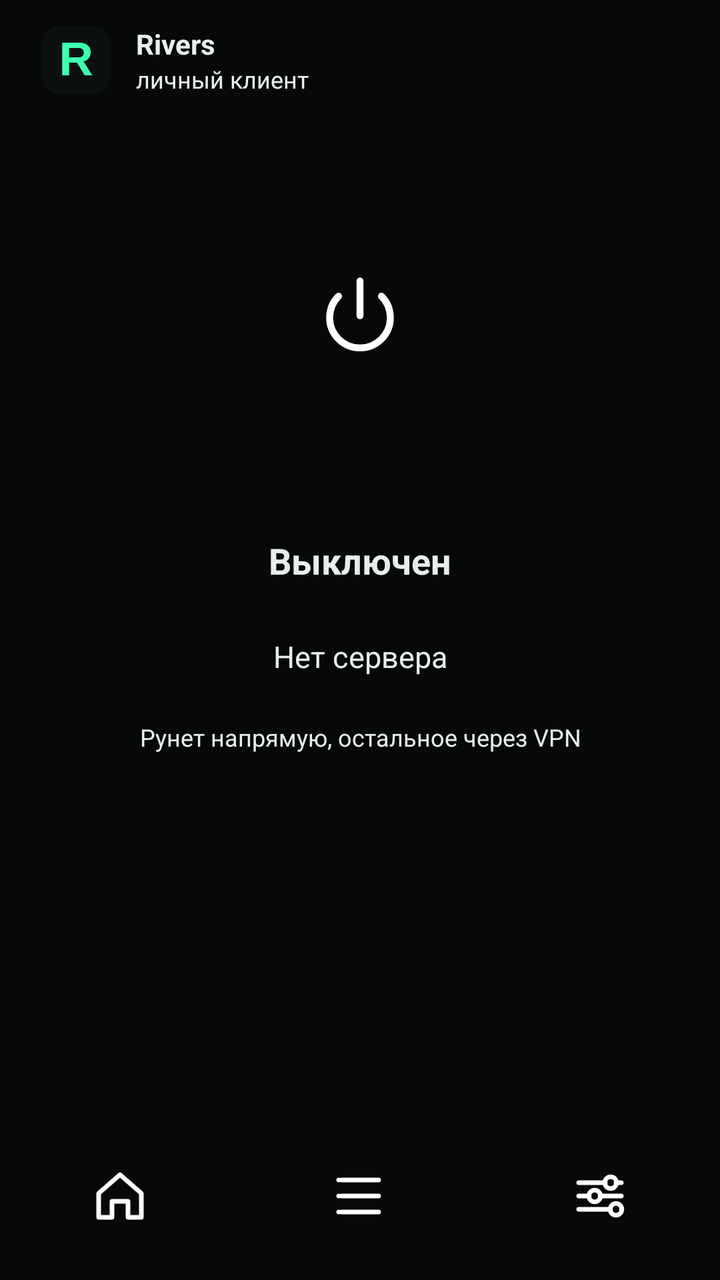
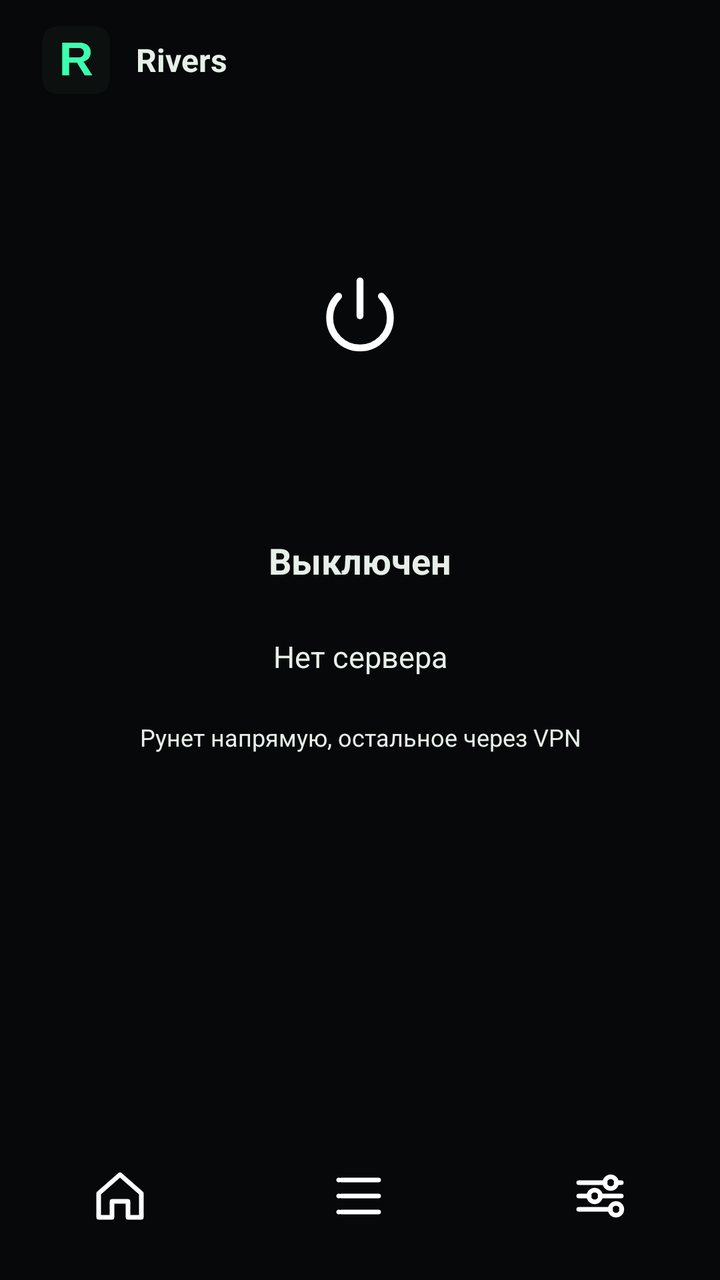

Before-and-after screenshots of an Android layout around one commit, followed by the original layout XML and the change that was made.
<!-- AndroidManifest.xml: application theme Theme.Rivers -->
<!-- res/layout/activity_main.xml -->
<?xml version="1.0" encoding="utf-8"?>
<LinearLayout xmlns:android="http://schemas.android.com/apk/res/android"
    android:layout_width="match_parent"
    android:layout_height="match_parent"
    android:fitsSystemWindows="true"
    android:orientation="vertical">

    <FrameLayout
        android:layout_width="match_parent"
        android:layout_height="0dp"
        android:layout_weight="1">

        <ScrollView
            android:id="@+id/pageHome"
            android:layout_width="match_parent"
            android:layout_height="match_parent"
            android:fillViewport="true">

            <LinearLayout
                android:layout_width="match_parent"
                android:layout_height="match_parent"
                android:orientation="vertical"
                android:paddingStart="20dp"
                android:paddingTop="12dp"
                android:paddingEnd="20dp"
                android:paddingBottom="16dp">

                <LinearLayout
                    android:layout_width="match_parent"
                    android:layout_height="wrap_content"
                    android:gravity="center_vertical"
                    android:orientation="horizontal">

                    <ImageView
                        android:layout_width="36dp"
                        android:layout_height="36dp"
                        android:contentDescription="Rivers"
                        android:src="@drawable/ic_launcher" />

                    <LinearLayout
                        android:layout_width="wrap_content"
                        android:layout_height="wrap_content"
                        android:layout_marginStart="12dp"
                        android:orientation="vertical">

                        <TextView
                            android:id="@+id/brandTitle"
                            android:layout_width="wrap_content"
                            android:layout_height="wrap_content"
                            android:text="Rivers"
                            android:textSize="14sp"
                            android:textStyle="bold" />

                        <TextView
                            android:id="@+id/brandSub"
                            android:layout_width="wrap_content"
                            android:layout_height="wrap_content"
                            android:text="личный клиент"
                            android:textSize="12sp" />
                    </LinearLayout>
                </LinearLayout>

                <LinearLayout
                    android:layout_width="match_parent"
                    android:layout_height="0dp"
                    android:layout_weight="1"
                    android:gravity="center_horizontal"
                    android:orientation="vertical">

                    <FrameLayout
                        android:layout_width="200dp"
                        android:layout_height="200dp"
                        android:layout_marginTop="12dp">

                        <View
                            android:id="@+id/powerHalo"
                            android:layout_width="200dp"
                            android:layout_height="200dp" />

                        <FrameLayout
                            android:id="@+id/power"
                            android:layout_width="176dp"
                            android:layout_height="176dp"
                            android:layout_gravity="center"
                            android:clickable="true"
                            android:focusable="true">

                            <ImageView
                                android:id="@+id/powerIcon"
                                android:layout_width="52dp"
                                android:layout_height="52dp"
                                android:layout_gravity="center"
                                android:contentDescription="Питание"
                                android:src="@drawable/ic_power" />
                        </FrameLayout>
                    </FrameLayout>

                    <TextView
                        android:id="@+id/status"
                        android:layout_width="match_parent"
                        android:layout_height="wrap_content"
                        android:layout_marginTop="8dp"
                        android:gravity="center"
                        android:text="Выключен"
                        android:textSize="18sp"
                        android:textStyle="bold" />

                    <TextView
                        android:id="@+id/serverName"
                        android:layout_width="match_parent"
                        android:layout_height="48dp"
                        android:layout_marginTop="12dp"
                        android:clickable="true"
                        android:ellipsize="end"
                        android:focusable="true"
                        android:gravity="center"
                        android:maxLines="1"
                        android:text="Нет сервера"
                        android:textSize="15sp" />

                    <TextView
                        android:id="@+id/homeHint"
                        android:layout_width="match_parent"
                        android:layout_height="wrap_content"
                        android:layout_marginTop="8dp"
                        android:gravity="center"
                        android:text="Рунет напрямую, остальное через VPN"
                        android:textSize="12sp" />
                </LinearLayout>
            </LinearLayout>
        </ScrollView>

        <LinearLayout
            android:id="@+id/pageServers"
            android:layout_width="match_parent"
            android:layout_height="match_parent"
            android:orientation="vertical"
            android:paddingStart="20dp"
            android:paddingTop="18dp"
            android:paddingEnd="20dp"
            android:paddingBottom="8dp"
            android:visibility="gone">

            <TextView
                android:id="@+id/titleServers"
                android:layout_width="match_parent"
                android:layout_height="wrap_content"
                android:text="Серверы"
                android:textSize="26sp"
                android:textStyle="bold" />

            <TextView
                android:id="@+id/serversHint"
                android:layout_width="match_parent"
                android:layout_height="wrap_content"
                android:layout_marginTop="6dp"
                android:text="Каждая подписка — свой блок. Внутри её серверы."
                android:textColor="#8B978F"
                android:textSize="13sp" />

            <LinearLayout
                android:layout_width="match_parent"
                android:layout_height="wrap_content"
                android:layout_marginTop="12dp"
                android:orientation="horizontal">

                <Button
                    android:id="@+id/addSub"
                    android:layout_width="0dp"
                    android:layout_height="44dp"
                    android:layout_weight="1"
                    android:text="Подписка" />

                <Button
                    android:id="@+id/addLink"
                    android:layout_width="0dp"
                    android:layout_height="44dp"
                    android:layout_marginStart="8dp"
                    android:layout_weight="1"
                    android:text="Ссылка" />
            </LinearLayout>

            <ScrollView
                android:layout_width="match_parent"
                android:layout_height="0dp"
                android:layout_marginTop="12dp"
                android:layout_weight="1">

                <LinearLayout
                    android:id="@+id/serverBlocks"
                    android:layout_width="match_parent"
                    android:layout_height="wrap_content"
                    android:orientation="vertical" />
            </ScrollView>
        </LinearLayout>

        <ScrollView
            android:id="@+id/pageSettings"
            android:layout_width="match_parent"
            android:layout_height="match_parent"
            android:fillViewport="true"
            android:visibility="gone">

            <LinearLayout
                android:layout_width="match_parent"
                android:layout_height="wrap_content"
                android:orientation="vertical"
                android:padding="20dp">

                <TextView
                    android:id="@+id/titleSettings"
                    android:layout_width="match_parent"
                    android:layout_height="wrap_content"
                    android:text="Настройки"
                    android:textSize="26sp"
                    android:textStyle="bold" />

                <TextView
                    android:id="@+id/openApps"
                    android:layout_width="match_parent"
                    android:layout_height="56dp"
                    android:layout_marginTop="16dp"
                    android:clickable="true"
                    android:focusable="true"
                    android:gravity="center_vertical"
                    android:paddingStart="16dp"
                    android:paddingEnd="16dp"
                    android:text="Приложения"
                    android:textSize="16sp" />

                <TextView
                    android:id="@+id/openLogs"
                    android:layout_width="match_parent"
                    android:layout_height="56dp"
                    android:layout_marginTop="8dp"
                    android:clickable="true"
                    android:focusable="true"
                    android:gravity="center_vertical"
                    android:paddingStart="16dp"
                    android:paddingEnd="16dp"
                    android:text="Логи"
                    android:textSize="16sp" />

                <TextView
                    android:id="@+id/themeLabel"
                    android:layout_width="match_parent"
                    android:layout_height="wrap_content"
                    android:layout_marginTop="16dp"
                    android:text="Тема"
                    android:textSize="14sp" />

                <HorizontalScrollView
                    android:layout_width="match_parent"
                    android:layout_height="wrap_content"
                    android:layout_marginTop="8dp"
                    android:scrollbars="none">

                    <LinearLayout
                        android:id="@+id/themes"
                        android:layout_width="wrap_content"
                        android:layout_height="wrap_content"
                        android:orientation="horizontal" />
                </HorizontalScrollView>
            </LinearLayout>
        </ScrollView>

        <LinearLayout
            android:id="@+id/pageApps"
            android:layout_width="match_parent"
            android:layout_height="match_parent"
            android:orientation="vertical"
            android:paddingStart="20dp"
            android:paddingTop="18dp"
            android:paddingEnd="20dp"
            android:paddingBottom="8dp"
            android:visibility="gone">

            <TextView
                android:id="@+id/backApps"
                android:layout_width="wrap_content"
                android:layout_height="36dp"
                android:gravity="center_vertical"
                android:text="Назад"
                android:textSize="14sp" />

            <TextView
                android:id="@+id/titleApps"
                android:layout_width="match_parent"
                android:layout_height="wrap_content"
                android:text="Приложения"
                android:textSize="26sp"
                android:textStyle="bold" />

            <TextView
                android:id="@+id/appsHint"
                android:layout_width="match_parent"
                android:layout_height="wrap_content"
                android:layout_marginTop="6dp"
                android:textColor="#8B978F"
                android:textSize="13sp" />

            <LinearLayout
                android:id="@+id/modeTrack"
                android:layout_width="match_parent"
                android:layout_height="wrap_content"
                android:layout_marginTop="14dp"
                android:orientation="horizontal"
                android:padding="4dp">

                <TextView
                    android:id="@+id/modeDirect"
                    android:layout_width="0dp"
                    android:layout_height="40dp"
                    android:layout_weight="1"
                    android:background="@drawable/bg_choice_on"
                    android:clickable="true"
                    android:focusable="true"
                    android:gravity="center"
                    android:text="Напрямую"
                    android:textColor="#07110C"
                    android:textSize="14sp"
                    android:textStyle="bold" />

                <TextView
                    android:id="@+id/modeVpn"
                    android:layout_width="0dp"
                    android:layout_height="40dp"
                    android:layout_weight="1"
                    android:background="@drawable/bg_choice_off"
                    android:clickable="true"
                    android:focusable="true"
                    android:gravity="center"
                    android:text="Через VPN"
                    android:textColor="#8B978F"
                    android:textSize="14sp"
                    android:textStyle="bold" />
            </LinearLayout>

            <EditText
                android:id="@+id/appSearch"
                android:layout_width="match_parent"
                android:layout_height="48dp"
                android:layout_marginTop="12dp"
                android:background="@drawable/bg_field"
                android:hint="Поиск"
                android:inputType="text"
                android:paddingStart="16dp"
                android:paddingEnd="16dp"
                android:textColor="#E7EFE9"
                android:textColorHint="#8B978F"
                android:textSize="15sp" />

            <ListView
                android:id="@+id/appList"
                android:layout_width="match_parent"
                android:layout_height="0dp"
                android:layout_marginTop="8dp"
                android:layout_weight="1"
                android:divider="#1C2420"
                android:dividerHeight="1dp" />
        </LinearLayout>

        <LinearLayout
            android:id="@+id/pageLogs"
            android:layout_width="match_parent"
            android:layout_height="match_parent"
            android:orientation="vertical"
            android:padding="20dp"
            android:visibility="gone">

            <LinearLayout
                android:layout_width="match_parent"
                android:layout_height="wrap_content"
                android:gravity="center_vertical"
                android:orientation="horizontal">

                <TextView
                    android:id="@+id/backLogs"
                    android:layout_width="wrap_content"
                    android:layout_height="36dp"
                    android:layout_marginEnd="12dp"
                    android:gravity="center_vertical"
                    android:text="Назад"
                    android:textSize="14sp" />

                <TextView
                    android:id="@+id/titleLogs"
                    android:layout_width="0dp"
                    android:layout_height="wrap_content"
                    android:layout_weight="1"
                    android:text="Логи"
                    android:textSize="26sp"
                    android:textStyle="bold" />

                <Button
                    android:id="@+id/copyLogs"
                    android:layout_width="wrap_content"
                    android:layout_height="40dp"
                    android:minHeight="40dp"
                    android:text="Копировать" />
            </LinearLayout>

            <ScrollView
                android:id="@+id/logCard"
                android:layout_width="match_parent"
                android:layout_height="0dp"
                android:layout_marginTop="12dp"
                android:layout_weight="1"
                android:padding="14dp">

                <TextView
                    android:id="@+id/logs"
                    android:layout_width="match_parent"
                    android:layout_height="wrap_content"
                    android:fontFamily="monospace"
                    android:text="Пока пусто."
                    android:textColor="#C9D4CC"
                    android:textSize="12sp" />
            </ScrollView>
        </LinearLayout>
    </FrameLayout>

    <LinearLayout
        android:id="@+id/tabBar"
        android:layout_width="match_parent"
        android:layout_height="wrap_content"
        android:gravity="center"
        android:orientation="horizontal"
        android:paddingTop="6dp"
        android:paddingBottom="10dp">

        <ImageView
            android:id="@+id/tabHome"
            android:layout_width="0dp"
            android:layout_height="64dp"
            android:layout_weight="1"
            android:background="?android:attr/selectableItemBackgroundBorderless"
            android:clickable="true"
            android:contentDescription="Главная"
            android:focusable="true"
            android:padding="16dp"
            android:scaleType="fitCenter"
            android:src="@drawable/ic_nav_home" />

        <ImageView
            android:id="@+id/tabServers"
            android:layout_width="0dp"
            android:layout_height="64dp"
            android:layout_weight="1"
            android:background="?android:attr/selectableItemBackgroundBorderless"
            android:clickable="true"
            android:contentDescription="Серверы"
            android:focusable="true"
            android:padding="16dp"
            android:scaleType="fitCenter"
            android:src="@drawable/ic_nav_servers" />

        <ImageView
            android:id="@+id/tabSettings"
            android:layout_width="0dp"
            android:layout_height="64dp"
            android:layout_weight="1"
            android:background="?android:attr/selectableItemBackgroundBorderless"
            android:clickable="true"
            android:contentDescription="Настройки"
            android:focusable="true"
            android:padding="16dp"
            android:scaleType="fitCenter"
            android:src="@drawable/ic_nav_settings" />
    </LinearLayout>
</LinearLayout>
<!-- resources referenced by this layout -->
<resources>
  <!-- drawable bg_choice_off (drawable) -->
  <?xml version="1.0" encoding="utf-8"?>
  <shape xmlns:android="http://schemas.android.com/apk/res/android"
      android:shape="rectangle">
      <solid android:color="#00000000" />
      <corners android:radius="12dp" />
  </shape>
  <!-- drawable bg_choice_on (drawable) -->
  <?xml version="1.0" encoding="utf-8"?>
  <shape xmlns:android="http://schemas.android.com/apk/res/android"
      android:shape="rectangle">
      <solid android:color="#3DFFB0" />
      <corners android:radius="12dp" />
  </shape>
  <!-- drawable bg_field (drawable) -->
  <?xml version="1.0" encoding="utf-8"?>
  <shape xmlns:android="http://schemas.android.com/apk/res/android"
      android:shape="rectangle">
      <solid android:color="#101614" />
      <stroke
          android:width="1dp"
          android:color="#24302B" />
      <corners android:radius="14dp" />
  </shape>
  <!-- drawable ic_nav_home (drawable) -->
  <?xml version="1.0" encoding="utf-8"?>
  <vector xmlns:android="http://schemas.android.com/apk/res/android"
      android:width="24dp"
      android:height="24dp"
      android:viewportWidth="24"
      android:viewportHeight="24">
      <path
          android:fillColor="#00000000"
          android:pathData="M4,11 L12,4 L20,11 V20 H15 V14 H9 V20 H4 Z"
          android:strokeWidth="1.7"
          android:strokeColor="#FFFFFF"
          android:strokeLineJoin="round" />
  </vector>
  <style name="Theme.Rivers" parent="android:Theme.Material.NoActionBar">
          <item name="android:statusBarColor">#07080A</item>
          <item name="android:navigationBarColor">#07080A</item>
          <item name="android:windowBackground">#07080A</item>
          <item name="android:colorAccent">#3DFFB0</item>
          <item name="android:colorControlActivated">#3DFFB0</item>
          <item name="android:textColor">#E7EFE9</item>
          <item name="android:buttonStyle">@style/Rivers.Button</item>
          <item name="android:alertDialogTheme">@style/Theme.Rivers.Dialog</item>
      </style>
  <style name="Rivers.Button" parent="android:Widget.Material.Button">
          <item name="android:background">@drawable/bg_pill</item>
          <item name="android:textColor">#E7EFE9</item>
          <item name="android:textAllCaps">false</item>
          <item name="android:textSize">15sp</item>
          <item name="android:stateListAnimator">@null</item>
          <item name="android:elevation">0dp</item>
          <item name="android:minHeight">48dp</item>
          <item name="android:paddingLeft">18dp</item>
          <item name="android:paddingRight">18dp</item>
          <item name="android:fontFamily">sans-serif-medium</item>
      </style>
  <style name="Theme.Rivers.Dialog" parent="android:Theme.Material.Dialog.Alert">
          <item name="android:colorAccent">#3DFFB0</item>
          <item name="android:textColorPrimary">#E7EFE9</item>
          <item name="android:textColor">#E7EFE9</item>
          <item name="android:background">#161B18</item>
          <item name="android:windowBackground">#161B18</item>
      </style>
  <!-- drawable bg_pill (drawable) -->
  <?xml version="1.0" encoding="utf-8"?>
  <ripple xmlns:android="http://schemas.android.com/apk/res/android"
      android:color="#223DFFB0">
      <item>
          <shape android:shape="rectangle">
              <solid android:color="#141A17" />
              <stroke
                  android:width="1dp"
                  android:color="#2C3A34" />
              <corners android:radius="14dp" />
          </shape>
      </item>
  </ripple>
  <!-- unchanged entries left out for length: 4 -->
</resources>

<!-- the commit's change to res/layout/activity_main.xml (unified diff, before → after) -->
@@ -48,15 +48,8 @@
                             android:layout_width="wrap_content"
                             android:layout_height="wrap_content"
                             android:text="Rivers"
-                            android:textSize="14sp"
+                            android:textSize="16sp"
                             android:textStyle="bold" />
-
-                        <TextView
-                            android:id="@+id/brandSub"
-                            android:layout_width="wrap_content"
-                            android:layout_height="wrap_content"
-                            android:text="личный клиент"
-                            android:textSize="12sp" />
                     </LinearLayout>
                 </LinearLayout>
 
@@ -126,6 +119,21 @@
                         android:gravity="center"
                         android:text="Рунет напрямую, остальное через VPN"
                         android:textSize="12sp" />
+
+                    <TextView
+                        android:id="@+id/updateBanner"
+                        android:layout_width="match_parent"
+                        android:layout_height="48dp"
+                        android:layout_marginTop="14dp"
+                        android:clickable="true"
+                        android:ellipsize="end"
+                        android:focusable="true"
+                        android:gravity="center"
+                        android:maxLines="2"
+                        android:text="Есть новая версия"
+                        android:textSize="14sp"
+                        android:textStyle="bold"
+                        android:visibility="gone" />
                 </LinearLayout>
             </LinearLayout>
         </ScrollView>
@@ -239,6 +247,19 @@
                     android:paddingStart="16dp"
                     android:paddingEnd="16dp"
                     android:text="Логи"
+                    android:textSize="16sp" />
+
+                <TextView
+                    android:id="@+id/openUpdate"
+                    android:layout_width="match_parent"
+                    android:layout_height="56dp"
+                    android:layout_marginTop="8dp"
+                    android:clickable="true"
+                    android:focusable="true"
+                    android:gravity="center_vertical"
+                    android:paddingStart="16dp"
+                    android:paddingEnd="16dp"
+                    android:text="Проверить обновление"
                     android:textSize="16sp" />
 
                 <TextView
